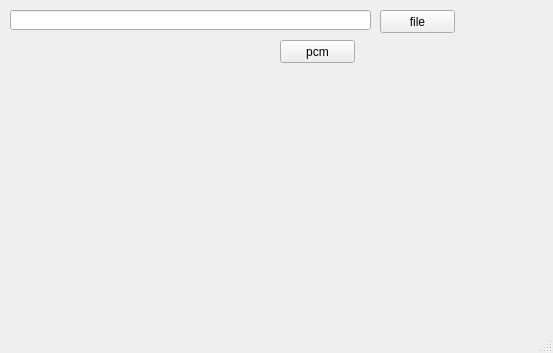
Above: Qt/GetAudioInfo/mainwindow.ui from gongjianbo/MyTestCode before the change. Below: the same form after it.
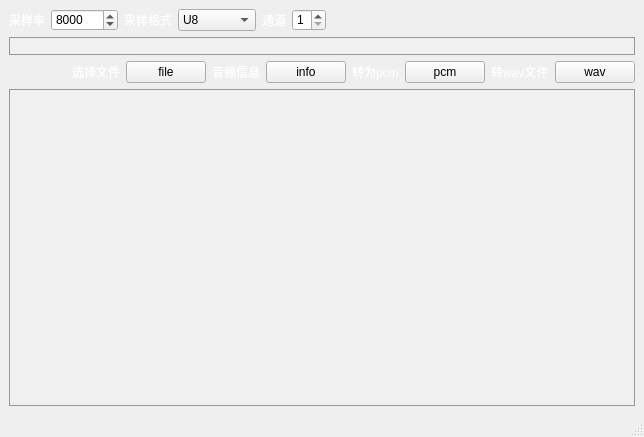
That is the form after the change.

What changed in the file:
```diff
--- a/Qt/GetAudioInfo/mainwindow.ui
+++ b/Qt/GetAudioInfo/mainwindow.ui
@@ -6,50 +6,228 @@
    <rect>
     <x>0</x>
     <y>0</y>
-    <width>553</width>
-    <height>353</height>
+    <width>644</width>
+    <height>437</height>
    </rect>
   </property>
   <property name="windowTitle">
    <string>FFmpeg Audio to PCM</string>
   </property>
+  <property name="styleSheet">
+   <string notr="true">QLabel{
+color:white;
+}
+#lineEdit,
+#textEdit{
+background:rgba(255,255,255,20);
+color:white;
+border:1px solid rgb(150,150,150);
+}</string>
+  </property>
   <widget class="QWidget" name="centralwidget">
-   <widget class="QPushButton" name="btnFile">
-    <property name="geometry">
-     <rect>
-      <x>380</x>
-      <y>10</y>
-      <width>75</width>
-      <height>23</height>
-     </rect>
-    </property>
-    <property name="text">
-     <string>file</string>
-    </property>
-   </widget>
-   <widget class="QLineEdit" name="lineEdit">
-    <property name="geometry">
-     <rect>
-      <x>10</x>
-      <y>10</y>
-      <width>361</width>
-      <height>20</height>
-     </rect>
-    </property>
-   </widget>
-   <widget class="QPushButton" name="btnPcm">
-    <property name="geometry">
-     <rect>
-      <x>280</x>
-      <y>40</y>
-      <width>75</width>
-      <height>23</height>
-     </rect>
-    </property>
-    <property name="text">
-     <string>pcm</string>
-    </property>
-   </widget>
+   <layout class="QVBoxLayout" name="verticalLayout">
+    <item>
+     <layout class="QHBoxLayout" name="horizontalLayout_2">
+      <item>
+       <widget class="QLabel" name="label_3">
+        <property name="text">
+         <string>采样率</string>
+        </property>
+       </widget>
+      </item>
+      <item>
+       <widget class="QSpinBox" name="spinRate">
+        <property name="maximum">
+         <number>999999999</number>
+        </property>
+        <property name="value">
+         <number>8000</number>
+        </property>
+       </widget>
+      </item>
+      <item>
+       <widget class="QLabel" name="label_5">
+        <property name="text">
+         <string>采样格式</string>
+        </property>
+       </widget>
+      </item>
+      <item>
+       <widget class="QComboBox" name="boxFormat">
+        <item>
+         <property name="text">
+          <string>U8</string>
+         </property>
+        </item>
+        <item>
+         <property name="text">
+          <string>S16</string>
+         </property>
+        </item>
+        <item>
+         <property name="text">
+          <string>S32</string>
+         </property>
+        </item>
+        <item>
+         <property name="text">
+          <string>Float</string>
+         </property>
+        </item>
+        <item>
+         <property name="text">
+          <string>Double</string>
+         </property>
+        </item>
+        <item>
+         <property name="text">
+          <string>U8P</string>
+         </property>
+        </item>
+        <item>
+         <property name="text">
+          <string>S16P</string>
+         </property>
+        </item>
+        <item>
+         <property name="text">
+          <string>S32P</string>
+         </property>
+        </item>
+        <item>
+         <property name="text">
+          <string>FloatP</string>
+         </property>
+        </item>
+        <item>
+         <property name="text">
+          <string>DoubleP</string>
+         </property>
+        </item>
+        <item>
+         <property name="text">
+          <string>S64</string>
+         </property>
+        </item>
+        <item>
+         <property name="text">
+          <string>S64P</string>
+         </property>
+        </item>
+       </widget>
+      </item>
+      <item>
+       <widget class="QLabel" name="label_4">
+        <property name="text">
+         <string>通道</string>
+        </property>
+       </widget>
+      </item>
+      <item>
+       <widget class="QSpinBox" name="spinChannel">
+        <property name="minimum">
+         <number>1</number>
+        </property>
+        <property name="maximum">
+         <number>2</number>
+        </property>
+       </widget>
+      </item>
+      <item>
+       <spacer name="horizontalSpacer_2">
+        <property name="orientation">
+         <enum>Qt::Horizontal</enum>
+        </property>
+        <property name="sizeHint" stdset="0">
+         <size>
+          <width>40</width>
+          <height>20</height>
+         </size>
+        </property>
+       </spacer>
+      </item>
+     </layout>
+    </item>
+    <item>
+     <widget class="QLineEdit" name="lineEdit"/>
+    </item>
+    <item>
+     <layout class="QHBoxLayout" name="horizontalLayout">
+      <item>
+       <spacer name="horizontalSpacer">
+        <property name="orientation">
+         <enum>Qt::Horizontal</enum>
+        </property>
+        <property name="sizeHint" stdset="0">
+         <size>
+          <width>40</width>
+          <height>20</height>
+         </size>
+        </property>
+       </spacer>
+      </item>
+      <item>
+       <widget class="QLabel" name="label">
+        <property name="text">
+         <string>选择文件</string>
+        </property>
+       </widget>
+      </item>
+      <item>
+       <widget class="QPushButton" name="btnFile">
+        <property name="text">
+         <string>file</string>
+        </property>
+       </widget>
+      </item>
+      <item>
+       <widget class="QLabel" name="label_7">
+        <property name="text">
+         <string>音频信息</string>
+        </property>
+       </widget>
+      </item>
+      <item>
+       <widget class="QPushButton" name="btnInfo">
+        <property name="text">
+         <string>info</string>
+        </property>
+       </widget>
+      </item>
+      <item>
+       <widget class="QLabel" name="label_2">
+        <property name="text">
+         <string>转为pcm</string>
+        </property>
+       </widget>
+      </item>
+      <item>
+       <widget class="QPushButton" name="btnPcm">
+        <property name="text">
+         <string>pcm</string>
+        </property>
+       </widget>
+      </item>
+      <item>
+       <widget class="QLabel" name="label_6">
+        <property name="text">
+         <string>转wav文件</string>
+        </property>
+       </widget>
+      </item>
+      <item>
+       <widget class="QPushButton" name="btnWav">
+        <property name="text">
+         <string>wav</string>
+        </property>
+       </widget>
+      </item>
+     </layout>
+    </item>
+    <item>
+     <widget class="QTextEdit" name="textEdit"/>
+    </item>
+   </layout>
   </widget>
   <widget class="QMenuBar" name="menubar">
    <property name="geometry">
```
Left out of the diff: 2 changed lines with no effect on the pictures.
